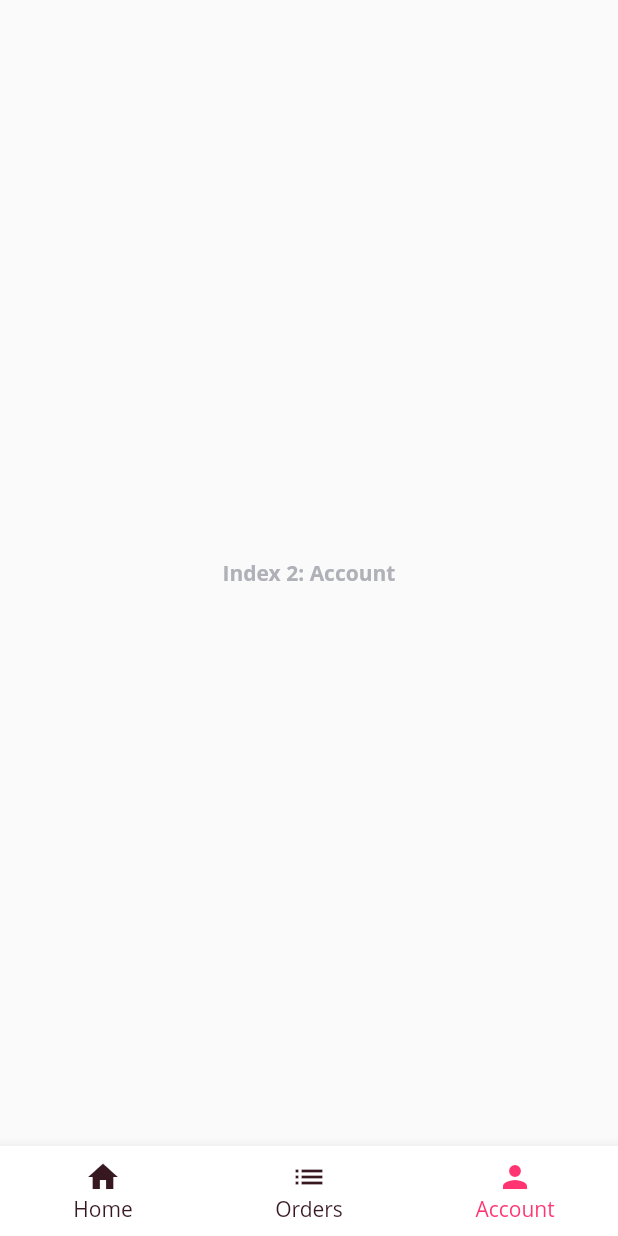
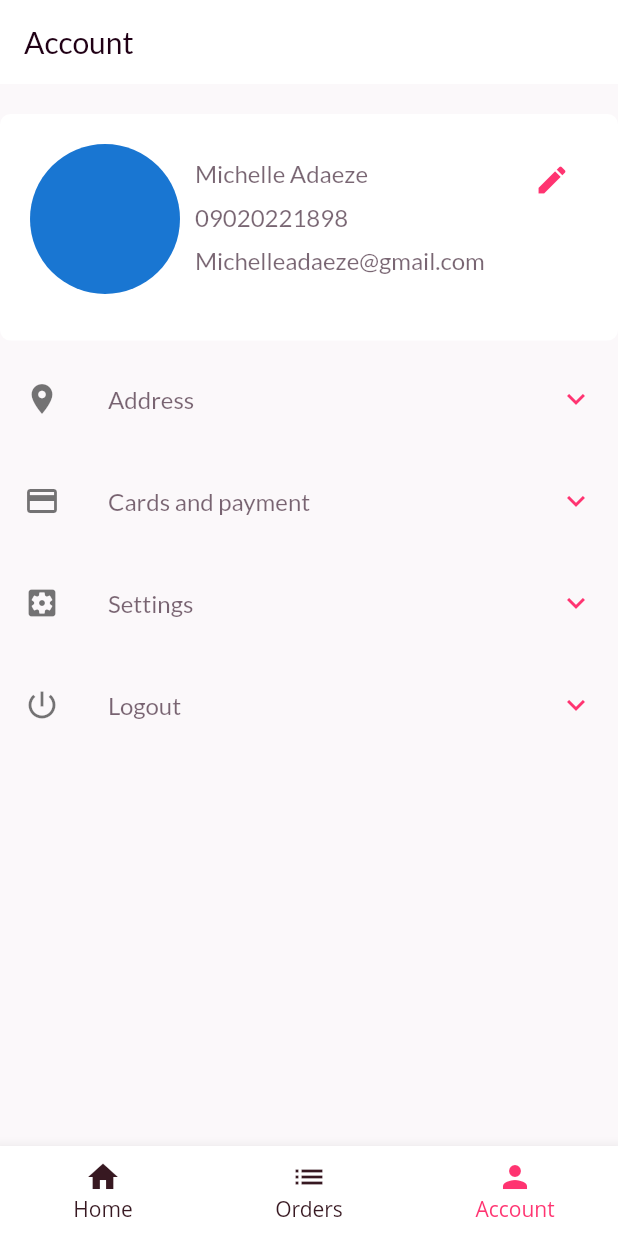
Before and after one commit to cyuket/little_drop, a Flutter app: the HomeContainer screen opened directly, item 3 of the bottom bar chosen, on a phone screen of 412 x 824 dp. Run offline on Flutter 3.47's test engine with Material 2 defaults, Android fonts, the phone set to English and light mode, and no system bars; our stand-ins replace cloud_firestore, firebase_auth, flutter_svg, get_it, google_fonts, provider_architecture; missing offline and left inert: grouped_buttons; accounts and stored records are empty; Roboto replaces fonts that are missing (Open Sans).

Commit message:
Omo Corrections been plenty were i do here ooo plus say i upgrade flutter
anyways
We Learn
We Grow
We Move

```diff
--- a/lib/managers/dialog_manager.dart
+++ b/lib/managers/dialog_manager.dart
@@ -32,14 +32,15 @@ class _DialogManagerState extends State<DialogManager> {
               title: Text(request.title),
               content: Text(request.description),
               actions: <Widget>[
-                if (isConfirmationDialog)
-                  FlatButton(
-                    child: Text(request.cancelTitle),
-                    onPressed: () {
-                      _dialogService
-                          .dialogComplete(DialogResponse(confirmed: false));
-                    },
-                  ),
+                (isConfirmationDialog)
+                    ? FlatButton(
+                        child: Text(request.cancelTitle),
+                        onPressed: () {
+                          _dialogService
+                              .dialogComplete(DialogResponse(confirmed: false));
+                        },
+                      )
+                    : null,
                 FlatButton(
                   child: Text(request.buttonTitle),
                   onPressed: () {
--- a/lib/services/navigation_service.dart
+++ b/lib/services/navigation_service.dart
@@ -5,7 +5,7 @@ class NavigationService {
 
   GlobalKey<NavigatorState> get navigationKey => _navigationKey;
 
-  bool pop() {
+  pop() {
     return _navigationKey.currentState.pop();
   }
 
@@ -14,15 +14,17 @@ class NavigationService {
         .pushNamed(routeName, arguments: arguments);
   }
 
-  Future<dynamic> clearLastAndNavigateTo(String routeName, {dynamic arguments}) {
+  Future<dynamic> clearLastAndNavigateTo(String routeName,
+      {dynamic arguments}) {
     return _navigationKey.currentState
         .pushReplacementNamed(routeName, arguments: arguments);
   }
 
-  Future<dynamic> removeAllAndNavigateTo(String routeName, {dynamic arguments}) {
+  Future<dynamic> removeAllAndNavigateTo(String routeName,
+      {dynamic arguments}) {
     return _navigationKey.currentState
         //.pushNamed(routeName, arguments: arguments);
-    //.pushAndRemoveUntil();
-    .pushReplacementNamed(routeName, arguments: arguments);
+        //.pushAndRemoveUntil();
+        .pushReplacementNamed(routeName, arguments: arguments);
   }
 }
--- a/lib/ui/shared/home_container.dart
+++ b/lib/ui/shared/home_container.dart
@@ -1,3 +1,4 @@
+import 'package:little_drops/ui/views/account_view.dart';
 import 'package:little_drops/ui/views/home_view.dart';
 import 'package:flutter/material.dart';
 import 'package:little_drops/ui/views/order_view.dart';
@@ -26,10 +27,7 @@ class _HomeContainerState extends State<HomeContainer> {
     List<Widget> _widgetOptions = <Widget>[
       HomeView(),
       OrderView(),
-      Text(
-        'Index 2: Account',
-        style: _textStyle,
-      ),
+      AccountView()
       // Text(
       //   'Index 3: Settings',
       //   style: _textStyle,
--- a/lib/ui/shared/shared_styles.dart
+++ b/lib/ui/shared/shared_styles.dart
@@ -52,3 +52,7 @@ final TextStyle header = GoogleFonts.lato(
   textStyle: TextStyle(
       fontSize: 20, color: AppColors().textColor, fontWeight: FontWeight.w500),
 );
+final TextStyle accountStyle = GoogleFonts.lato(
+  color: AppColors().textColor.withOpacity(0.6),
+  fontSize: 16,
+);
--- /dev/null
+++ b/lib/ui/views/account_view.dart
@@ -0,0 +1,116 @@
+import 'package:flutter/material.dart';
+import 'package:little_drops/ui/shared/app_colors.dart';
+import 'package:little_drops/ui/shared/shared_styles.dart';
+import 'package:little_drops/ui/shared/ui_helpers.dart';
+
+class AccountView extends StatelessWidget {
+  @override
+  Widget build(BuildContext context) {
+    return Scaffold(
+      backgroundColor: AppColors().background,
+      appBar: AppBar(
+        automaticallyImplyLeading: false,
+        backgroundColor: Colors.white,
+        elevation: 0,
+        title: Text(
+          "Account",
+          style: header,
+        ),
+      ),
+      body: SafeArea(
+        child: Column(
+          children: <Widget>[
+            verticalSpace(20),
+            Container(
+              width: screenWidth(context),
+              height: 151,
+              padding: EdgeInsets.all(20),
+              decoration: BoxDecoration(
+                  borderRadius: BorderRadius.circular(7), color: Colors.white),
+              child: Row(
+                mainAxisAlignment: MainAxisAlignment.start,
+                crossAxisAlignment: CrossAxisAlignment.start,
+                children: <Widget>[
+                  CircleAvatar(
+                    radius: 50,
+                  ),
+                  horizontalSpaceSmall,
+                  Expanded(
+                    child: Column(
+                      crossAxisAlignment: CrossAxisAlignment.start,
+                      children: <Widget>[
+                        verticalSpace(10),
+                        Text(
+                          "Michelle Adaeze",
+                          style: accountStyle,
+                        ),
+                        verticalSpace(10),
+                        Text(
+                          "09020221898",
+                          style: accountStyle,
+                        ),
+                        verticalSpace(10),
+                        Text(
+                          "Michelleadaeze@gmail.com",
+                          style: accountStyle,
+                        ),
+                        verticalSpace(10),
+                      ],
+                    ),
+                  ),
+                  IconButton(
+                      icon: Icon(
+                        Icons.edit,
+                        color: AppColors().primaryColor,
+                      ),
+                      onPressed: null)
+                ],
+              ),
+            ),
+            AccountItems(
+              icon: Icons.location_on,
+              title: "Address",
+            ),
+            AccountItems(
+              icon: Icons.credit_card,
+              title: "Cards and payment",
+            ),
+            AccountItems(
+              icon: Icons.settings_applications,
+              title: "Settings",
+            ),
+            AccountItems(
+              icon: Icons.power_settings_new,
+              title: "Logout",
+            ),
+          ],
+        ),
+      ),
+    );
+  }
+}
+
+class AccountItems extends StatelessWidget {
+  final IconData icon;
+  final String title;
+  const AccountItems({Key key, @required this.title, @required this.icon})
+      : super(key: key);
+
+  @override
+  Widget build(BuildContext context) {
+    return Padding(
+      padding: const EdgeInsets.only(top: 10.0),
+      child: ExpansionTile(
+        leading: Icon(icon),
+        title: Text(
+          title,
+          style: accountStyle,
+        ),
+        trailing: Icon(
+          Icons.keyboard_arrow_down,
+          color: AppColors().primaryColor,
+        ),
+      ),
+    );
+  }
+}
--- a/lib/ui/widgets/input_field.dart
+++ b/lib/ui/widgets/input_field.dart
@@ -130,13 +130,16 @@ class _InputFieldState extends State<InputField> {
             ],
           ),
         ),
-        if (widget.validationMessage != null)
-          NoteText(
-            widget.validationMessage,
-            color: Colors.red,
-          ),
-        if (widget.additionalNote != null) verticalSpace(5),
-        if (widget.additionalNote != null) NoteText(widget.additionalNote),
+        (widget.validationMessage != null)
+            ? NoteText(
+                widget.validationMessage,
+                color: Colors.red,
+              )
+            : SizedBox(),
+        (widget.additionalNote != null) ? verticalSpace(5) : SizedBox(),
+        (widget.additionalNote != null)
+            ? NoteText(widget.additionalNote)
+            : SizedBox(),
         verticalSpaceSmall
       ],
     );
--- a/pubspec.yaml
+++ b/pubspec.yaml
@@ -4,7 +4,7 @@ description: A new Flutter project.
 version: 1.0.0+1
 
 environment:
-  sdk: ">=2.1.0 <3.0.0"
+  sdk: ">=2.5.0 <3.0.0"
 
 dependencies:
   flutter:
```
Also changed, not shown: pubspec.lock.
